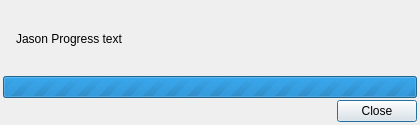
Old version of the form jasongui.ui in the repository hbirchtree/jason.
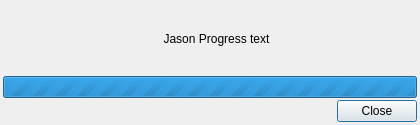
New version of the form.

The edit to the form file:
```diff
--- a/jasongui.ui
+++ b/jasongui.ui
@@ -67,6 +67,9 @@
         <property name="text">
          <string>Jason Progress text</string>
         </property>
+        <property name="alignment">
+         <set>Qt::AlignCenter</set>
+        </property>
        </widget>
       </item>
       <item row="0" column="0" rowspan="2">
```
